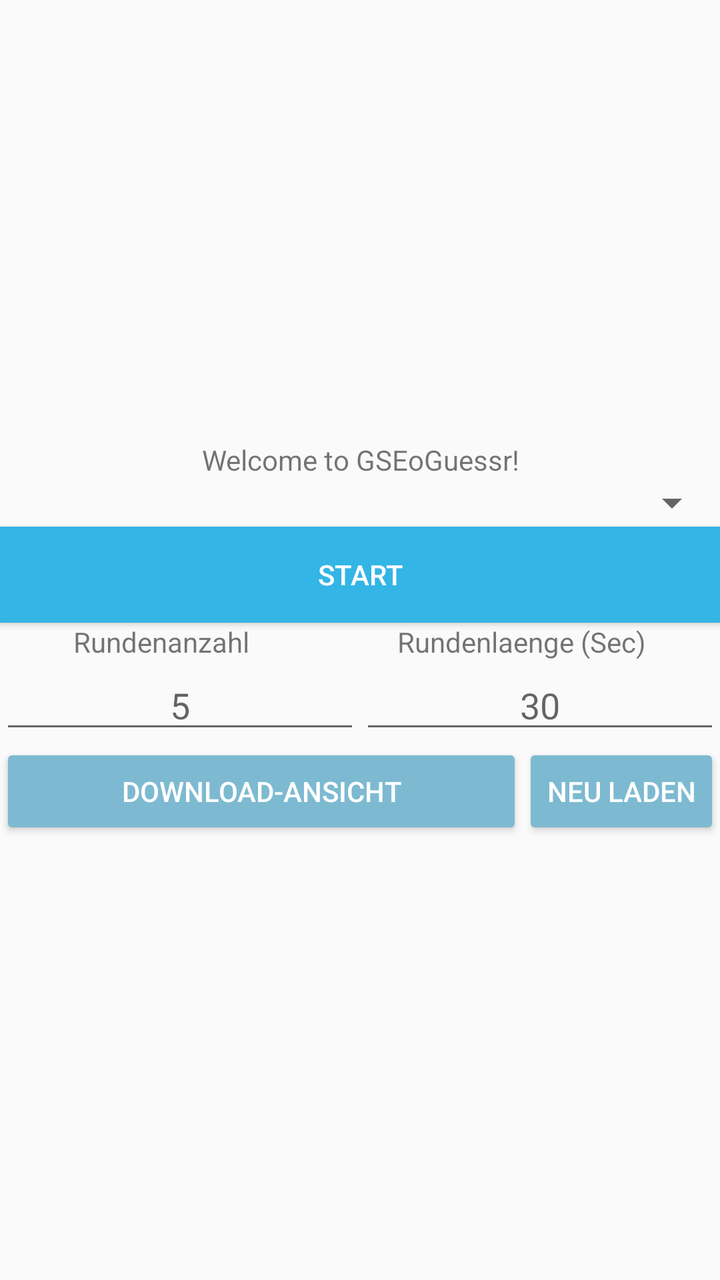
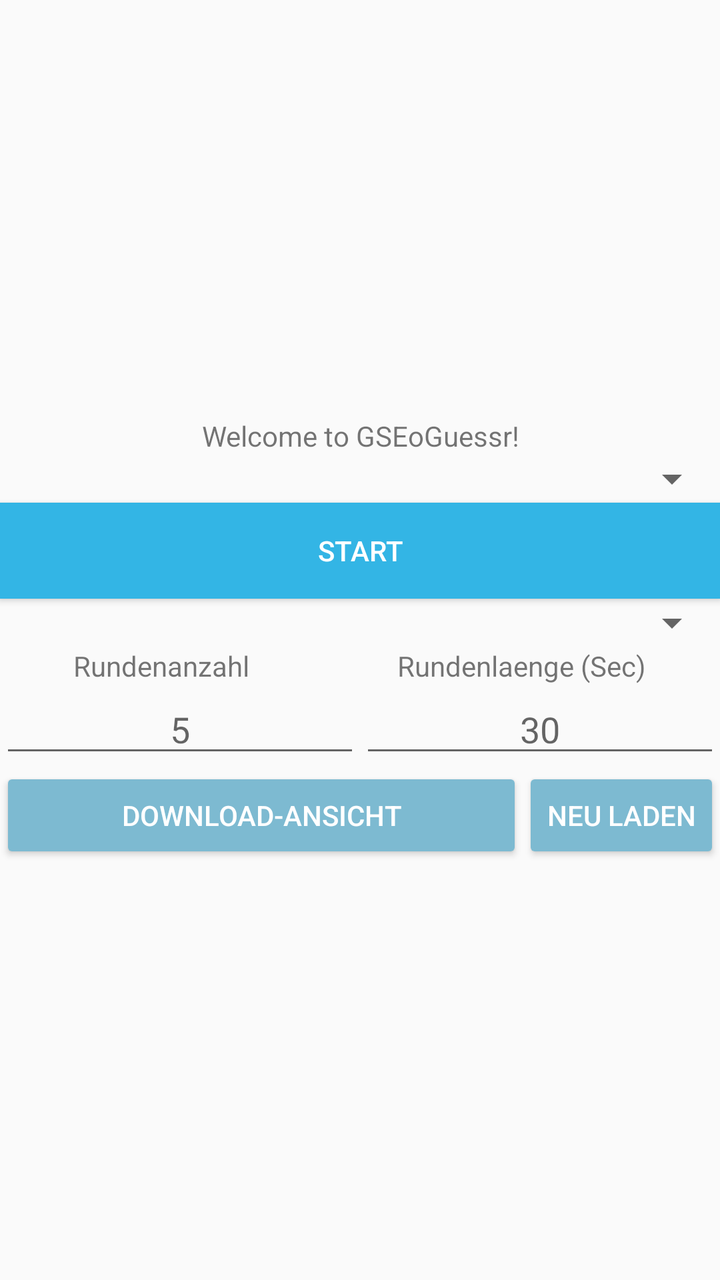

Screens rendered from an Android XML layout before and after an edit, with the pre-edit source and the edit as a unified diff.
<!-- AndroidManifest.xml: application theme Theme.Explo -->
<!-- res/layout/activity_main.xml -->
<?xml version="1.0" encoding="utf-8"?>
<LinearLayout xmlns:android="http://schemas.android.com/apk/res/android"
    xmlns:app="http://schemas.android.com/apk/res-auto"
    xmlns:tools="http://schemas.android.com/tools"
    android:layout_width="match_parent"
    android:layout_height="match_parent"
    android:gravity="center_vertical"
    android:orientation="vertical"
    tools:context=".MainActivity">

    <TextView
        android:id="@+id/welcomeMessage"
        android:layout_width="match_parent"
        android:layout_height="wrap_content"
        android:gravity="center_horizontal"
        android:text="Welcome to GSEoGuessr!" />

    <Spinner
        android:id="@+id/spinner"
        android:layout_width="match_parent"
        android:layout_height="wrap_content" />

    <Button
        android:id="@+id/startButton"
        android:layout_width="match_parent"
        android:layout_height="wrap_content"
        android:background="@android:color/holo_blue_light"
        android:textColor="@android:color/white"
        android:text="Start" />

    <LinearLayout
        android:layout_width="match_parent"
        android:layout_height="wrap_content"
        android:orientation="horizontal">

        <TextView
            android:id="@+id/rundenAnzahlText"
            android:layout_width="wrap_content"
            android:layout_height="wrap_content"
            android:layout_weight="1"
            android:gravity="center_horizontal"
            android:text="Rundenanzahl" />

        <TextView
            android:id="@+id/rundenlaengeText"
            android:layout_width="wrap_content"
            android:layout_height="wrap_content"
            android:layout_weight="1"
            android:gravity="center_horizontal"
            android:text="Rundenlaenge (Sec)" />
    </LinearLayout>

    <LinearLayout
        android:layout_width="match_parent"
        android:layout_height="wrap_content"
        android:orientation="horizontal">

        <EditText
            android:id="@+id/rundenanzahlField"
            android:layout_width="wrap_content"
            android:layout_height="wrap_content"
            android:layout_weight="1"
            android:ems="10"
            android:gravity="center_horizontal"
            android:hint="5"
            android:inputType="number" />

        <EditText
            android:id="@+id/rundenlaengeField"
            android:layout_width="wrap_content"
            android:layout_height="wrap_content"
            android:layout_weight="1"
            android:ems="10"
            android:gravity="center_horizontal"
            android:hint="30"
            android:inputType="number" />

    </LinearLayout>

    <LinearLayout
        android:layout_width="match_parent"
        android:layout_height="wrap_content"
        android:orientation="horizontal">

        <Button
            android:id="@+id/downloadViewButton"
            android:layout_width="wrap_content"
            android:layout_height="wrap_content"
            android:layout_gravity="left"
            android:layout_weight="1"
            android:backgroundTint="#7DBAD1"
            android:text="Download-Ansicht"
            android:textColor="#FFFFFF" />

        <Button
            android:id="@+id/updateViewButton"
            android:layout_width="wrap_content"
            android:layout_height="wrap_content"
            android:backgroundTint="#7DBAD1"
            android:text="Neu Laden"
            android:textColor="#FFFFFF" />
    </LinearLayout>

</LinearLayout>
<!-- resources referenced by this layout -->
<resources>
  <style name="Theme.Explo" parent="Base.Theme.Explo" />
  <style name="Base.Theme.Explo" parent="Theme.AppCompat.Light.NoActionBar">
          
          
      </style>
</resources>

<!-- the commit's change to res/layout/activity_main.xml (unified diff, before → after) -->
@@ -27,6 +27,11 @@
         android:background="@android:color/holo_blue_light"
         android:textColor="@android:color/white"
         android:text="Start" />
+
+    <Spinner
+        android:id="@+id/spinnerDifficulty"
+        android:layout_width="match_parent"
+        android:layout_height="wrap_content" />
 
     <LinearLayout
         android:layout_width="match_parent"
